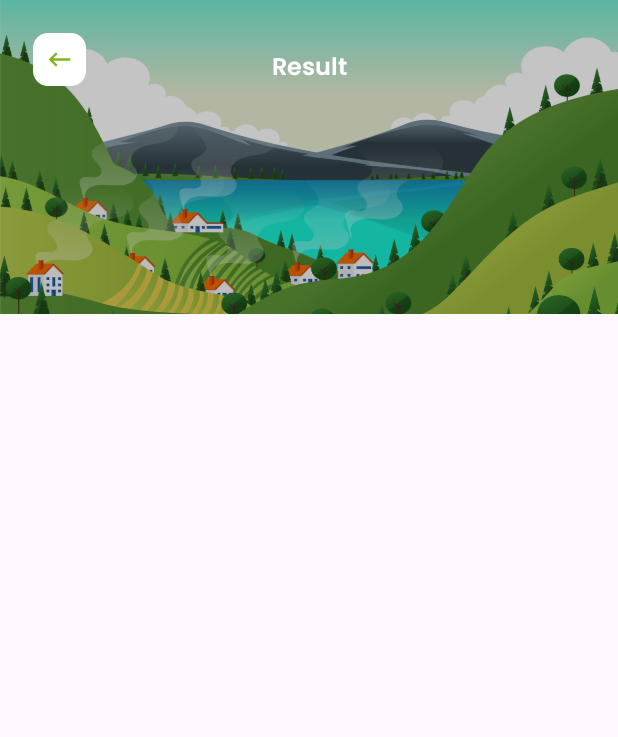
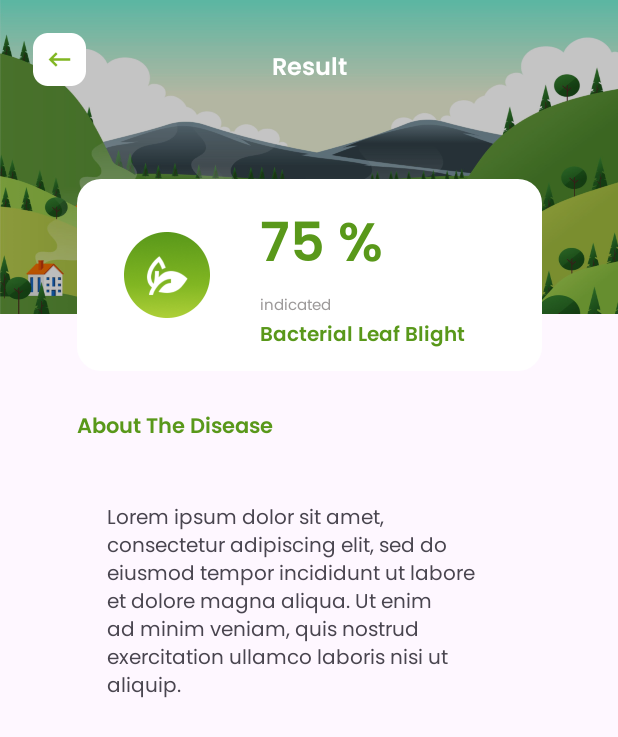
Before and after one commit to Itsqy/paddycure, an Android app: the ResultActivity screen opened directly, with no data from a screen before it, on a phone screen of 412 x 824 dp. Shown: the top 737 px of the screen. Run offline under Robolectric (Android 15) with nearby library versions, the phone set to English and light mode, and no system bars.

Commit message:
resultActivity up

```diff
--- a/app/src/main/res/layout/activity_result.xml
+++ b/app/src/main/res/layout/activity_result.xml
@@ -1,18 +1,22 @@
 <?xml version="1.0" encoding="utf-8"?>
-<androidx.constraintlayout.widget.ConstraintLayout xmlns:android="http://schemas.android.com/apk/res/android"
+<ScrollView xmlns:android="http://schemas.android.com/apk/res/android"
     xmlns:app="http://schemas.android.com/apk/res-auto"
     xmlns:tools="http://schemas.android.com/tools"
     android:layout_width="match_parent"
     android:layout_height="match_parent"
     tools:context=".ui.scan.result.ResultActivity">
 
+    <androidx.constraintlayout.widget.ConstraintLayout
+        android:layout_width="match_parent"
+        android:layout_height="match_parent">
+
         <ImageView
             android:layout_width="match_parent"
             android:layout_height="209dp"
             android:scaleType="fitXY"
             android:src="@drawable/bg_result"
+            app:layout_constraintEnd_toEndOf="parent"
             app:layout_constraintStart_toStartOf="parent"
-        app:layout_constraintEnd_toEndOf="parent"
             app:layout_constraintTop_toTopOf="parent" />
 
         <LinearLayout
@@ -45,4 +49,87 @@
             app:layout_constraintStart_toStartOf="parent"
             app:layout_constraintTop_toTopOf="parent" />
 
+        <ImageView
+            android:id="@+id/cardview_result"
+            android:layout_width="310dp"
+            android:layout_height="128dp"
+            android:layout_marginTop="40dp"
+            android:elevation="3dp"
+            android:src="@drawable/cardview_login"
+            app:layout_constraintEnd_toEndOf="parent"
+            app:layout_constraintStart_toStartOf="parent"
+            app:layout_constraintTop_toBottomOf="@id/toolbar" />
+
+        <ImageView
+            android:id="@+id/ic_activity"
+            android:layout_width="57dp"
+            android:layout_height="57dp"
+            android:layout_marginStart="31dp"
+            android:elevation="3dp"
+            android:src="@drawable/ic_result_activity"
+            app:layout_constraintBottom_toBottomOf="@id/cardview_result"
+            app:layout_constraintStart_toStartOf="@id/cardview_result"
+            app:layout_constraintTop_toTopOf="@id/cardview_result" />
+
+        <TextView
+            android:id="@+id/tv_percentage"
+            android:layout_width="wrap_content"
+            android:layout_height="wrap_content"
+            android:layout_marginStart="33dp"
+            android:layout_marginTop="15dp"
+            android:elevation="3dp"
+            android:fontFamily="@font/poppins_semibold"
+            android:text="75 %"
+            android:textColor="@color/primaryColor"
+            android:textSize="36sp"
+            app:layout_constraintStart_toEndOf="@id/ic_activity"
+            app:layout_constraintTop_toTopOf="@id/cardview_result" />
+
+        <TextView
+            android:id="@+id/tv_label_disease"
+            android:layout_width="wrap_content"
+            android:layout_height="wrap_content"
+            android:elevation="3dp"
+            android:fontFamily="@font/poppins_reguler"
+            android:text="indicated"
+            android:textColor="@color/greyColor"
+            android:textSize="10dp"
+            app:layout_constraintStart_toStartOf="@id/tv_percentage"
+            app:layout_constraintTop_toBottomOf="@id/tv_percentage" />
+
+        <TextView
+            android:id="@+id/tv_name_disease"
+            android:layout_width="wrap_content"
+            android:layout_height="wrap_content"
+            android:elevation="3dp"
+            android:fontFamily="@font/poppins_semibold"
+            android:text="Bacterial Leaf Blight"
+            android:textColor="@color/primaryColor"
+            android:textSize="13sp"
+            app:layout_constraintStart_toStartOf="@id/tv_label_disease"
+            app:layout_constraintTop_toBottomOf="@id/tv_label_disease" />
+
+        <TextView
+            android:id="@+id/tv_label_about"
+            android:layout_width="wrap_content"
+            android:layout_height="wrap_content"
+            android:layout_marginTop="26dp"
+            android:fontFamily="@font/poppins_semibold"
+            android:text="About The Disease"
+            android:textColor="@color/primaryColor"
+            app:layout_constraintStart_toStartOf="@id/cardview_result"
+            app:layout_constraintTop_toBottomOf="@id/cardview_result" />
+
+        <TextView
+            android:id="@+id/tv_about_disease"
+            android:layout_width="266dp"
+            android:layout_height="wrap_content"
+            android:layout_marginStart="20dp"
+            android:layout_marginTop="37dp"
+            android:fontFamily="@font/poppins_reguler"
+            android:text="Lorem ipsum dolor sit amet, consectetur adipiscing elit, sed do eiusmod tempor incididunt ut labore et dolore magna aliqua. Ut enim ad minim veniam, quis nostrud exercitation ullamco laboris nisi ut aliquip. "
+            android:textSize="13sp"
+            app:layout_constraintStart_toStartOf="@id/tv_label_about"
+            app:layout_constraintTop_toBottomOf="@id/tv_label_about" />
     </androidx.constraintlayout.widget.ConstraintLayout>
+</ScrollView>
```
Also changed, not shown: app/src/main/res/drawable/ic_result_activity.png (added). Lines whose indentation alone changed are shown as unchanged.
